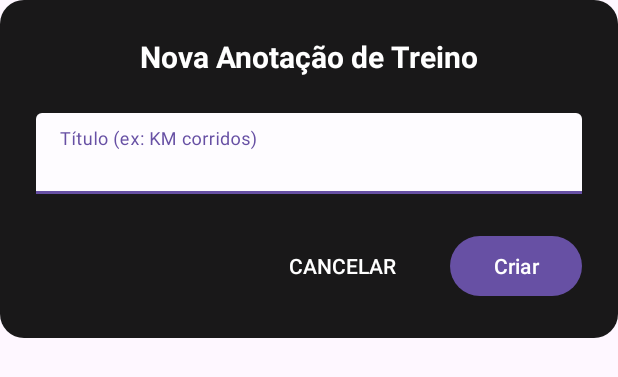
After one commit to gusthas/HAM---TCC, an Android app: the layout dialog_nova_anotacao.xml on its own in the app's theme, with its tools: preview values and no code run, on a phone screen of 412 x 824 dp. The commit adds this screen. Shown: the top 377 px of the screen. Run offline under Robolectric (Android 15) with nearby library versions, the phone set to English and light mode, and no system bars.

Commit message:
tcc ok 18/08 design

```diff
--- /dev/null
+++ b/app/src/main/res/layout/dialog_nova_anotacao.xml
@@ -0,0 +1,60 @@
+<?xml version="1.0" encoding="utf-8"?>
+<LinearLayout
+    xmlns:android="http://schemas.android.com/apk/res/android"
+    xmlns:app="http://schemas.android.com/apk/res-auto"
+    android:layout_width="match_parent"
+    android:layout_height="wrap_content"
+    android:orientation="vertical"
+    android:padding="24dp"
+    android:background="@drawable/rounded_escuro">
+
+    <TextView
+        android:id="@+id/dialog_new_note_title"
+        android:layout_width="wrap_content"
+        android:layout_height="wrap_content"
+        android:text="Nova Anotação de Treino"
+        android:textColor="@color/white"
+        android:textSize="20sp"
+        android:textStyle="bold"
+        android:layout_gravity="center_horizontal"
+        android:layout_marginBottom="24dp"/>
+
+    <com.google.android.material.textfield.TextInputLayout
+        android:layout_width="match_parent"
+        android:layout_height="wrap_content"
+        android:hint="Título (ex: KM corridos)"
+        android:textColorHint="#80000000"
+        app:boxBackgroundColor="#B3FFFFFF"
+        style="@style/Widget.MaterialComponents.TextInputLayout.FilledBox.Dense">
+
+        <com.google.android.material.textfield.TextInputEditText
+            android:id="@+id/edit_text_new_note"
+            android:layout_width="match_parent"
+            android:layout_height="wrap_content"
+            android:inputType="textCapSentences"
+            android:textColor="@android:color/black"/>
+    </com.google.android.material.textfield.TextInputLayout>
+
+    <LinearLayout
+        android:layout_width="match_parent"
+        android:layout_height="wrap_content"
+        android:orientation="horizontal"
+        android:gravity="end"
+        android:layout_marginTop="24dp">
+
+        <Button
+            android:id="@+id/btn_cancelar_new_note"
+            style="?android:attr/borderlessButtonStyle"
+            android:layout_width="wrap_content"
+            android:layout_height="wrap_content"
+            android:text="Cancelar"
+            android:textColor="@android:color/white"/>
+
+        <Button
+            android:id="@+id/btn_criar_new_note"
+            android:layout_width="wrap_content"
+            android:layout_height="wrap_content"
+            android:text="Criar"
+            android:layout_marginStart="12dp"/>
+    </LinearLayout>
+</LinearLayout>
```
Also changed, not shown: app/src/main/java/com/apol/myapplication/DivisaoDetalheActivity.kt (+30 -23 lines), app/src/main/java/com/apol/myapplication/TreinoDetalheActivity.kt (+19 -7 lines), app/src/main/res/layout/dialog_renomear.xml (added, +60 -0 lines).
